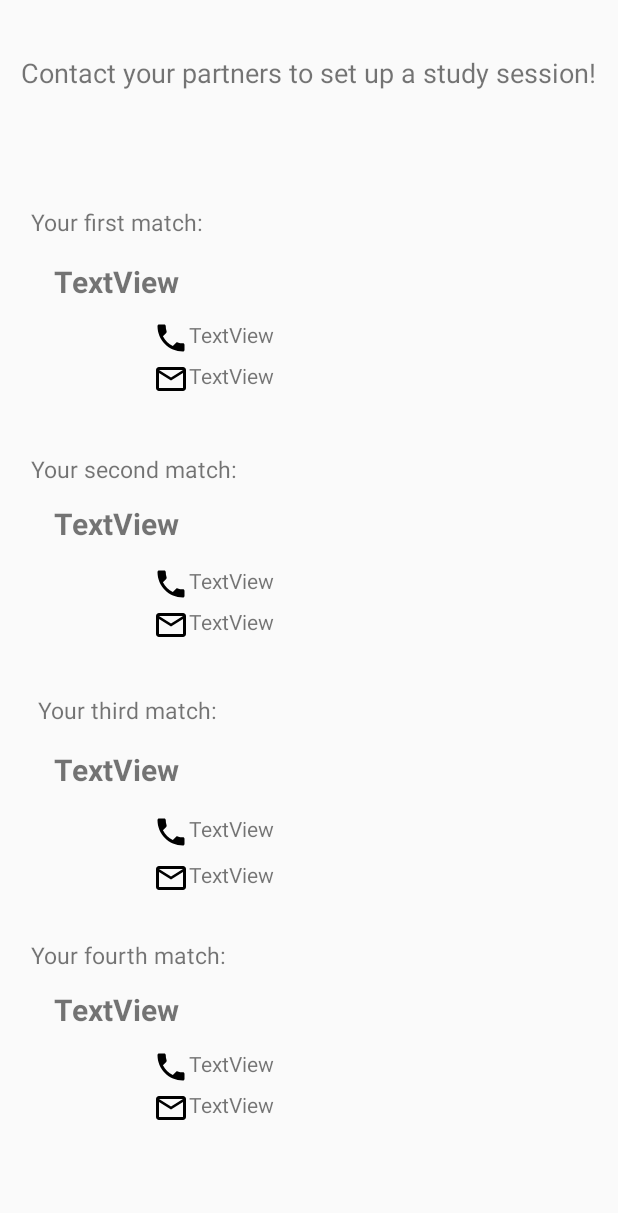
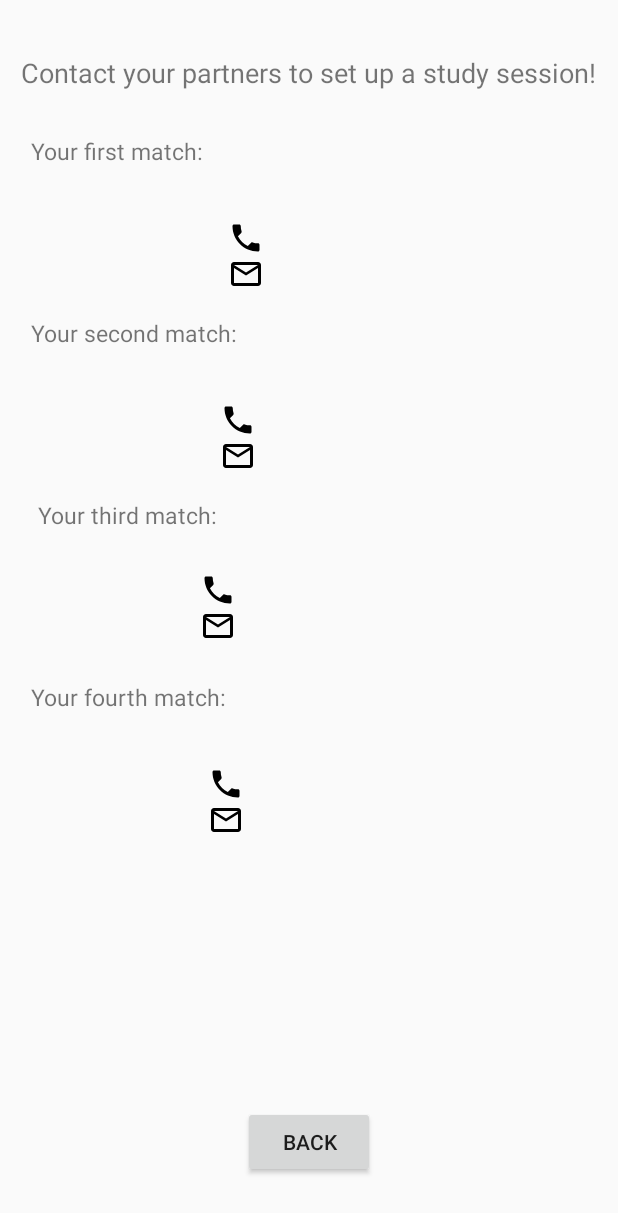
Before and after one commit to SuspiciousMango/Qu, an Android app: the layout activity_matchedlist.xml on its own in the app's theme, with its tools: preview values and no code run, on a phone screen of 412 x 824 dp. Shown: the top 1213 px of the screen. Run offline under Robolectric (Android 15) with nearby library versions, the phone set to English and light mode, and no system bars.

```diff
--- a/app/src/main/res/layout/activity_matchedlist.xml
+++ b/app/src/main/res/layout/activity_matchedlist.xml
@@ -23,211 +23,189 @@
         android:id="@+id/textView21"
         android:layout_width="wrap_content"
         android:layout_height="wrap_content"
+        android:layout_marginTop="8dp"
         android:text="@string/match_first"
         android:textSize="15dp"
-        app:layout_constraintBottom_toBottomOf="parent"
         app:layout_constraintEnd_toEndOf="parent"
         app:layout_constraintHorizontal_bias="0.07"
         app:layout_constraintStart_toStartOf="parent"
-        app:layout_constraintTop_toTopOf="parent"
-        app:layout_constraintVertical_bias="0.171" />
+        app:layout_constraintTop_toBottomOf="@+id/matched_intro" />
 
     <TextView
         android:id="@+id/textView22"
         android:layout_width="wrap_content"
         android:layout_height="wrap_content"
+        android:layout_marginTop="100dp"
         android:text="@string/match_second"
         android:textSize="15dp"
-        app:layout_constraintBottom_toBottomOf="parent"
         app:layout_constraintEnd_toEndOf="parent"
         app:layout_constraintHorizontal_bias="0.075"
         app:layout_constraintStart_toStartOf="parent"
-        app:layout_constraintTop_toTopOf="parent"
-        app:layout_constraintVertical_bias="0.376" />
+        app:layout_constraintTop_toBottomOf="@+id/textView21" />
 
     <TextView
         android:id="@+id/textView23"
         android:layout_width="wrap_content"
         android:layout_height="wrap_content"
+        android:layout_marginTop="100dp"
         android:text="@string/match_third"
         android:textSize="15dp"
-        app:layout_constraintBottom_toBottomOf="parent"
         app:layout_constraintEnd_toEndOf="parent"
         app:layout_constraintHorizontal_bias="0.087"
         app:layout_constraintStart_toStartOf="parent"
-        app:layout_constraintTop_toTopOf="parent"
-        app:layout_constraintVertical_bias="0.576" />
+        app:layout_constraintTop_toBottomOf="@+id/textView22" />
 
     <TextView
-        android:id="@+id/first_matched_name"
+        android:id="@+id/matched_first_name"
         android:layout_width="wrap_content"
         android:layout_height="wrap_content"
-        android:text="TextView"
+        android:layout_marginTop="8dp"
         android:textSize="20dp"
         android:textStyle="bold"
-        app:layout_constraintBottom_toBottomOf="parent"
-        app:layout_constraintEnd_toEndOf="parent"
-        app:layout_constraintHorizontal_bias="0.11"
-        app:layout_constraintStart_toStartOf="parent"
-        app:layout_constraintTop_toTopOf="parent"
-        app:layout_constraintVertical_bias="0.218" />
+        app:layout_constraintEnd_toEndOf="@+id/textView21"
+        app:layout_constraintHorizontal_bias="1.0"
+        app:layout_constraintStart_toStartOf="@+id/textView21"
+        app:layout_constraintTop_toBottomOf="@+id/textView21" />
 
     <TextView
-        android:id="@+id/second_matched_name"
+        android:id="@+id/matched_second_name"
         android:layout_width="wrap_content"
         android:layout_height="wrap_content"
-        android:text="TextView"
+        android:layout_marginTop="8dp"
         android:textSize="20dp"
         android:textStyle="bold"
-        app:layout_constraintBottom_toBottomOf="parent"
-        app:layout_constraintEnd_toEndOf="parent"
-        app:layout_constraintHorizontal_bias="0.11"
-        app:layout_constraintStart_toStartOf="parent"
-        app:layout_constraintTop_toTopOf="parent"
-        app:layout_constraintVertical_bias="0.421" />
+        app:layout_constraintEnd_toEndOf="@+id/textView22"
+        app:layout_constraintHorizontal_bias="1.0"
+        app:layout_constraintStart_toStartOf="@+id/textView22"
+        app:layout_constraintTop_toBottomOf="@+id/textView22" />
 
     <TextView
-        android:id="@+id/third_matched_name"
+        android:id="@+id/matched_third_name"
         android:layout_width="wrap_content"
         android:layout_height="wrap_content"
-        android:text="TextView"
         android:textSize="20dp"
         android:textStyle="bold"
-        app:layout_constraintBottom_toBottomOf="parent"
-        app:layout_constraintEnd_toEndOf="parent"
-        app:layout_constraintHorizontal_bias="0.11"
-        app:layout_constraintStart_toStartOf="parent"
-        app:layout_constraintTop_toTopOf="parent"
-        app:layout_constraintVertical_bias="0.627" />
+        app:layout_constraintEnd_toEndOf="@+id/textView23"
+        app:layout_constraintHorizontal_bias="1.0"
+        app:layout_constraintStart_toStartOf="@+id/textView23"
+        app:layout_constraintTop_toBottomOf="@+id/textView23" />
 
     <TextView
-        android:id="@+id/fourth_matched_name"
+        android:id="@+id/matched_fourth_name"
         android:layout_width="wrap_content"
         android:layout_height="wrap_content"
-        android:text="TextView"
+        android:layout_marginTop="8dp"
         android:textSize="20dp"
         android:textStyle="bold"
-        app:layout_constraintBottom_toBottomOf="parent"
-        app:layout_constraintEnd_toEndOf="parent"
-        app:layout_constraintHorizontal_bias="0.11"
-        app:layout_constraintStart_toStartOf="parent"
-        app:layout_constraintTop_toTopOf="parent"
-        app:layout_constraintVertical_bias="0.828" />
+        app:layout_constraintEnd_toEndOf="@+id/textView24"
+        app:layout_constraintHorizontal_bias="1.0"
+        app:layout_constraintStart_toStartOf="@+id/textView24"
+        app:layout_constraintTop_toBottomOf="@+id/textView24" />
 
     <TextView
         android:id="@+id/textView24"
         android:layout_width="wrap_content"
         android:layout_height="wrap_content"
+        android:layout_marginTop="100dp"
         android:text="@string/match_fourth"
         android:textSize="15dp"
-        app:layout_constraintBottom_toBottomOf="parent"
         app:layout_constraintEnd_toEndOf="parent"
         app:layout_constraintHorizontal_bias="0.073"
         app:layout_constraintStart_toStartOf="parent"
-        app:layout_constraintTop_toTopOf="parent"
-        app:layout_constraintVertical_bias="0.78" />
+        app:layout_constraintTop_toBottomOf="@+id/textView23" />
 
     <TextView
         android:id="@+id/matched_first_phone"
         android:layout_width="wrap_content"
         android:layout_height="wrap_content"
+        android:layout_marginStart="16dp"
         android:drawableLeft="@drawable/ic_phone_black_24dp"
-        android:text="TextView"
-        app:layout_constraintBottom_toBottomOf="parent"
         app:layout_constraintEnd_toEndOf="parent"
-        app:layout_constraintHorizontal_bias="0.307"
-        app:layout_constraintStart_toStartOf="parent"
-        app:layout_constraintTop_toTopOf="parent"
-        app:layout_constraintVertical_bias="0.267" />
+        app:layout_constraintHorizontal_bias="0.0"
+        app:layout_constraintStart_toStartOf="@+id/matched_first_name"
+        app:layout_constraintTop_toBottomOf="@+id/matched_first_name" />
 
     <TextView
         android:id="@+id/matched_first_email"
         android:layout_width="wrap_content"
         android:layout_height="wrap_content"
         android:drawableLeft="@drawable/ic_mail_outline_black_24dp"
-        android:text="TextView"
-        app:layout_constraintBottom_toBottomOf="parent"
-        app:layout_constraintEnd_toEndOf="parent"
-        app:layout_constraintHorizontal_bias="0.307"
-        app:layout_constraintStart_toStartOf="parent"
-        app:layout_constraintTop_toTopOf="parent"
-        app:layout_constraintVertical_bias="0.301" />
+        app:layout_constraintEnd_toEndOf="@+id/matched_first_phone"
+        app:layout_constraintHorizontal_bias="0.0"
+        app:layout_constraintStart_toStartOf="@+id/matched_first_phone"
+        app:layout_constraintTop_toBottomOf="@+id/matched_first_phone" />
 
     <TextView
         android:id="@+id/matched_second_phone"
         android:layout_width="wrap_content"
         android:layout_height="wrap_content"
+        android:layout_marginStart="16dp"
         android:drawableLeft="@drawable/ic_phone_black_24dp"
-        android:text="TextView"
-        app:layout_constraintBottom_toBottomOf="parent"
-        app:layout_constraintEnd_toEndOf="parent"
-        app:layout_constraintHorizontal_bias="0.307"
-        app:layout_constraintStart_toStartOf="parent"
-        app:layout_constraintTop_toTopOf="parent"
-        app:layout_constraintVertical_bias="0.472" />
+        app:layout_constraintEnd_toEndOf="@+id/matched_second_name"
+        app:layout_constraintHorizontal_bias="0.0"
+        app:layout_constraintStart_toStartOf="@+id/matched_second_name"
+        app:layout_constraintTop_toBottomOf="@+id/matched_second_name" />
 
     <TextView
         android:id="@+id/matched_second_email"
         android:layout_width="wrap_content"
         android:layout_height="wrap_content"
         android:drawableLeft="@drawable/ic_mail_outline_black_24dp"
-        android:text="TextView"
-        app:layout_constraintBottom_toBottomOf="parent"
-        app:layout_constraintEnd_toEndOf="parent"
+        app:layout_constraintEnd_toEndOf="@+id/matched_second_phone"
         app:layout_constraintHorizontal_bias="0.307"
-        app:layout_constraintStart_toStartOf="parent"
-        app:layout_constraintTop_toTopOf="parent"
-        app:layout_constraintVertical_bias="0.506" />
+        app:layout_constraintStart_toStartOf="@+id/matched_second_phone"
+        app:layout_constraintTop_toBottomOf="@+id/matched_second_phone" />
 
     <TextView
         android:id="@+id/matched_third_phone"
         android:layout_width="wrap_content"
         android:layout_height="wrap_content"
+        android:layout_marginStart="16dp"
         android:drawableLeft="@drawable/ic_phone_black_24dp"
-        android:text="TextView"
-        app:layout_constraintBottom_toBottomOf="parent"
-        app:layout_constraintEnd_toEndOf="parent"
-        app:layout_constraintHorizontal_bias="0.307"
-        app:layout_constraintStart_toStartOf="parent"
-        app:layout_constraintTop_toTopOf="parent"
-        app:layout_constraintVertical_bias="0.678" />
+        app:layout_constraintEnd_toEndOf="@+id/matched_third_name"
+        app:layout_constraintHorizontal_bias="0.0"
+        app:layout_constraintStart_toStartOf="@+id/matched_third_name"
+        app:layout_constraintTop_toBottomOf="@+id/matched_third_name" />
 
     <TextView
         android:id="@+id/matched_third_email"
         android:layout_width="wrap_content"
         android:layout_height="wrap_content"
         android:drawableLeft="@drawable/ic_mail_outline_black_24dp"
-        android:text="TextView"
-        app:layout_constraintBottom_toBottomOf="parent"
-        app:layout_constraintEnd_toEndOf="parent"
-        app:layout_constraintHorizontal_bias="0.307"
-        app:layout_constraintStart_toStartOf="parent"
-        app:layout_constraintTop_toTopOf="parent"
-        app:layout_constraintVertical_bias="0.717" />
+        app:layout_constraintEnd_toEndOf="@+id/matched_third_phone"
+        app:layout_constraintHorizontal_bias="0.0"
+        app:layout_constraintStart_toStartOf="@+id/matched_third_phone"
+        app:layout_constraintTop_toBottomOf="@+id/matched_third_phone" />
 
     <TextView
         android:id="@+id/matched_fourth_phone"
         android:layout_width="wrap_content"
         android:layout_height="wrap_content"
+        android:layout_marginStart="16dp"
         android:drawableLeft="@drawable/ic_phone_black_24dp"
-        android:text="TextView"
-        app:layout_constraintBottom_toBottomOf="parent"
-        app:layout_constraintEnd_toEndOf="parent"
-        app:layout_constraintHorizontal_bias="0.307"
-        app:layout_constraintStart_toStartOf="parent"
-        app:layout_constraintTop_toTopOf="parent"
-        app:layout_constraintVertical_bias="0.874" />
+        app:layout_constraintEnd_toEndOf="@+id/matched_fourth_name"
+        app:layout_constraintHorizontal_bias="0.0"
+        app:layout_constraintStart_toStartOf="@+id/matched_fourth_name"
+        app:layout_constraintTop_toBottomOf="@+id/matched_fourth_name" />
 
     <TextView
         android:id="@+id/matched_fourth_email"
         android:layout_width="wrap_content"
         android:layout_height="wrap_content"
         android:drawableLeft="@drawable/ic_mail_outline_black_24dp"
-        android:text="TextView"
+        app:layout_constraintEnd_toEndOf="@+id/matched_fourth_phone"
+        app:layout_constraintHorizontal_bias="0.307"
+        app:layout_constraintStart_toStartOf="@+id/matched_fourth_phone"
+        app:layout_constraintTop_toBottomOf="@+id/matched_fourth_phone" />
+
+    <Button
+        android:id="@+id/menu_return"
+        android:layout_width="wrap_content"
+        android:layout_height="wrap_content"
+        android:text="@string/action_return_to_menu"
         app:layout_constraintBottom_toBottomOf="parent"
         app:layout_constraintEnd_toEndOf="parent"
-        app:layout_constraintHorizontal_bias="0.307"
         app:layout_constraintStart_toStartOf="parent"
         app:layout_constraintTop_toTopOf="parent"
-        app:layout_constraintVertical_bias="0.908" />
+        app:layout_constraintVertical_bias="0.95" />
 </androidx.constraintlayout.widget.ConstraintLayout>
--- a/app/src/main/res/values/strings.xml
+++ b/app/src/main/res/values/strings.xml
@@ -335,8 +335,9 @@
     <string name="Matched">Matched</string>
     <string name="Settings">Settings</string>
     <string name="MyProfile">My Profile</string>
+    <string name="text_identity">You are:</string>
+    <string name="text_other_identity">They are:</string>
     <string name="text_classes">Wants a buddy for:</string>
-    <string name="text_identity">You are:</string>
 
 
     <!--matched page-->
@@ -345,6 +346,7 @@
     <string name="match_second">Your second match:</string>
     <string name="match_third">Your third match:</string>
     <string name="match_fourth">Your fourth match:</string>
+    <string name="action_return_to_menu">Back</string>
 
 
 
```
Also changed, not shown: app/src/main/java/com/team5/qu/Account.java (+9 -1 lines), app/src/main/java/com/team5/qu/MainMenuActivity.java (+79 -0 lines), app/src/main/res/layout/activity_homepage.xml (+12 -2 lines).
